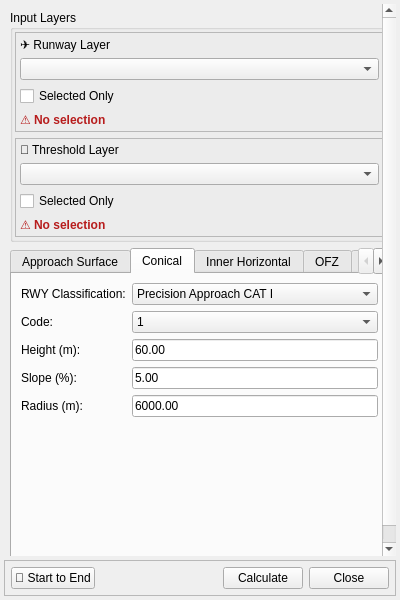
Above: qols/qols_panel_base.ui from FLYGHT7/qOLS before the change. Below: the same form after it.
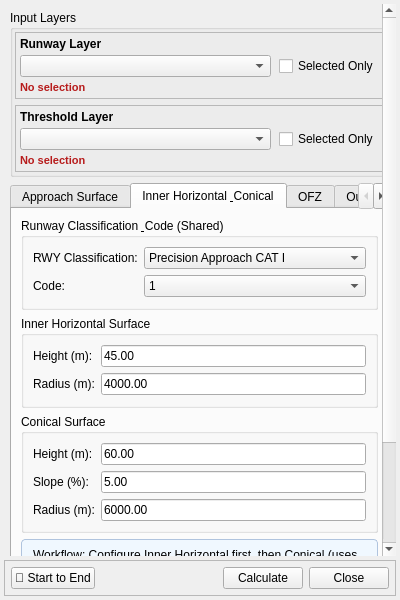
That is the form after the change. The open tabs and pages were chosen to show the change. Custom widgets are drawn as their Qt base class.

Commit message: Remove deprecated scripts related to transitional, approach, conical, inner and outer horizontal surfaces, and take-off climb surface. These scripts have been replaced or are no longer in use, streamlining the codebase and improving maintainability.

What changed in the file:
```diff
--- a/qols/qols_panel_base.ui
+++ b/qols/qols_panel_base.ui
@@ -91,7 +91,7 @@
          
          <layout class="QVBoxLayout" name="runwayCompactLayout">
           <property name="spacing">
-           <number>6</number>
+           <number>4</number>
           </property>
           <property name="margin">
            <number>4</number>
@@ -99,11 +99,20 @@
           <item>
            <widget class="QLabel" name="runwayTitleLabel">
             <property name="text">
-             <string>✈️ Runway Layer</string>
+             <string>Runway Layer</string>
             </property>
-            
+            <property name="styleSheet">
+             <string>QLabel { font-weight: bold; }</string>
+            </property>
            </widget>
           </item>
+          
+          <!-- Horizontal Control Row -->
+          <item>
+           <layout class="QHBoxLayout" name="runwayControlLayout">
+            <property name="spacing">
+             <number>8</number>
+            </property>
           <item>
            <widget class="QgsMapLayerComboBox" name="runwayLayerCombo">
             <property name="minimumHeight">
@@ -113,7 +122,13 @@
              <number>28</number>
             </property>
             <property name="toolTip">
-             <string>🛩️ Select the runway layer from your project. This layer should contain line features representing runway centerlines.</string>
+               <string>Select the runway layer from your project. This layer should contain line features representing runway centerlines.</string>
+              </property>
+              <property name="sizePolicy">
+               <sizepolicy hsizetype="Expanding" vsizetype="Fixed">
+                <horstretch>0</horstretch>
+                <verstretch>0</verstretch>
+               </sizepolicy>
             </property>
            </widget>
           </item>
@@ -123,20 +138,30 @@
              <string>Selected Only</string>
             </property>
             <property name="toolTip">
-             <string>✅ Check to use only selected runway features instead of all features in the layer</string>
+               <string>Check to use only selected runway features instead of all features in the layer</string>
+              </property>
+              <property name="sizePolicy">
+               <sizepolicy hsizetype="Fixed" vsizetype="Fixed">
+                <horstretch>0</horstretch>
+                <verstretch>0</verstretch>
+               </sizepolicy>
             </property>
            </widget>
           </item>
-         <!-- Per-layer live status label for Runway (Issue #52) -->
+           </layout>
+          </item>
+          
+          <!-- Status Row -->
          <item>
           <widget class="QLabel" name="runwaySelectionStatusLabel">
            <property name="text">
-            <string>⚠️ No selection</string>
+             <string>No selection</string>
            </property>
            <property name="styleSheet">
-            <string>QLabel { color: #b71c1c; font-weight: bold; }</string>
-           </property>
-           <property name="minimumHeight"><number>18</number></property>
+             <string>QLabel { color: #b71c1c; font-weight: bold; font-size: 11px; }</string>
+            </property>
+            <property name="minimumHeight"><number>16</number></property>
+            <property name="maximumHeight"><number>16</number></property>
           </widget>
          </item>
          </layout>
@@ -152,7 +177,7 @@
          
          <layout class="QVBoxLayout" name="thresholdCompactLayout">
           <property name="spacing">
-           <number>6</number>
+           <number>4</number>
           </property>
           <property name="margin">
            <number>4</number>
@@ -160,11 +185,20 @@
           <item>
            <widget class="QLabel" name="thresholdTitleLabel">
             <property name="text">
-             <string>🚩 Threshold Layer</string>
+             <string>Threshold Layer</string>
             </property>
-            
+            <property name="styleSheet">
+             <string>QLabel { font-weight: bold; }</string>
+            </property>
            </widget>
           </item>
+          
+          <!-- Horizontal Control Row -->
+          <item>
+           <layout class="QHBoxLayout" name="thresholdControlLayout">
+            <property name="spacing">
+             <number>8</number>
+            </property>
           <item>
            <widget class="QgsMapLayerComboBox" name="thresholdLayerCombo">
             <property name="minimumHeight">
@@ -174,7 +208,13 @@
              <number>28</number>
             </property>
             <property name="toolTip">
-             <string>🎯 Select the threshold layer from your project. This layer should contain point features representing runway thresholds or ARP points.</string>
+               <string>Select the threshold layer from your project. This layer should contain point features representing runway thresholds or ARP points.</string>
+              </property>
+              <property name="sizePolicy">
+               <sizepolicy hsizetype="Expanding" vsizetype="Fixed">
+                <horstretch>0</horstretch>
+                <verstretch>0</verstretch>
+               </sizepolicy>
             </property>
            </widget>
           </item>
@@ -184,20 +224,30 @@
              <string>Selected Only</string>
             </property>
             <property name="toolTip">
-             <string>⚠️ Check to use only selected threshold features instead of all features in the layer</string>
+               <string>Check to use only selected threshold features instead of all features in the layer</string>
+              </property>
+              <property name="sizePolicy">
+               <sizepolicy hsizetype="Fixed" vsizetype="Fixed">
+                <horstretch>0</horstretch>
+                <verstretch>0</verstretch>
+               </sizepolicy>
             </property>
            </widget>
           </item>
-         <!-- Per-layer live status label for Threshold (Issue #52) -->
+           </layout>
+          </item>
+          
+          <!-- Status Row -->
          <item>
           <widget class="QLabel" name="thresholdSelectionStatusLabel">
            <property name="text">
-            <string>⚠️ No selection</string>
+             <string>No selection</string>
            </property>
            <property name="styleSheet">
-            <string>QLabel { color: #b71c1c; font-weight: bold; }</string>
-           </property>
-           <property name="minimumHeight"><number>18</number></property>
+             <string>QLabel { color: #b71c1c; font-weight: bold; font-size: 11px; }</string>
+            </property>
+            <property name="minimumHeight"><number>16</number></property>
+            <property name="maximumHeight"><number>16</number></property>
           </widget>
          </item>
          </layout>
@@ -417,18 +467,26 @@
       <!-- CONICAL TAB -->
             <widget class="QWidget" name="tab_conical">
        <attribute name="title">
-        <string>Conical</string>
+        <string>Inner Horizontal &amp; Conical</string>
        </attribute>
-       <layout class="QFormLayout" name="formLayout_conical">
+       <layout class="QVBoxLayout" name="verticalLayout_inner_conical">
+        
+        <!-- SHARED RWY CLASSIFICATION & CODE SECTION -->
+        <item>
+         <widget class="QGroupBox" name="groupBox_shared_classification">
+          <property name="title">
+           <string>Runway Classification &amp; Code (Shared)</string>
+          </property>
+          <layout class="QFormLayout" name="formLayout_shared_classification">
                 <item row="0" column="0">
-                 <widget class="QLabel" name="label_rwyClassification_conical">
+            <widget class="QLabel" name="label_rwyClassification_inner_conical">
                     <property name="text">
                      <string>RWY Classification:</string>
                     </property>
                  </widget>
                 </item>
                 <item row="0" column="1">
-                 <widget class="QComboBox" name="combo_rwyClassification_conical">
+            <widget class="QComboBox" name="combo_rwyClassification_inner_conical">
                     <property name="currentIndex">
                      <number>2</number>
                     </property>
@@ -455,14 +513,14 @@
                  </widget>
                 </item>
                 <item row="1" column="0">
-                 <widget class="QLabel" name="label_code_conical">
+            <widget class="QLabel" name="label_code_inner_conical">
                     <property name="text">
                      <string>Code:</string>
                     </property>
                  </widget>
                 </item>
                 <item row="1" column="1">
-                 <widget class="QComboBox" name="spin_code_conical">
+            <widget class="QComboBox" name="spin_code_inner_conical">
                     <item>
                      <property name="text">
                         <string>1</string>
@@ -485,14 +543,67 @@
                     </item>
                  </widget>
                 </item>
-        <item row="2" column="0">
+          </layout>
+         </widget>
+        </item>
+        
+        <!-- INNER HORIZONTAL SECTION -->
+        <item>
+         <widget class="QGroupBox" name="groupBox_inner_horizontal">
+          <property name="title">
+           <string>Inner Horizontal Surface</string>
+          </property>
+          <layout class="QFormLayout" name="formLayout_inner_horizontal_section">
+           <item row="0" column="0">
+            <widget class="QLabel" name="label_height_inner">
+             <property name="text">
+              <string>Height (m):</string>
+             </property>
+            </widget>
+           </item>
+           <item row="0" column="1">
+            <widget class="QLineEdit" name="spin_height_inner">
+             <property name="text">
+              <string>45.00</string>
+             </property>
+             <property name="toolTip">
+              <string>Height for 3D polygon surface (PolygonZ)</string>
+             </property>
+            </widget>
+           </item>
+           <item row="1" column="0">
+            <widget class="QLabel" name="label_L_inner">
+             <property name="text">
+              <string>Radius (m):</string>
+             </property>
+            </widget>
+           </item>
+           <item row="1" column="1">
+            <widget class="QLineEdit" name="spin_L_inner">
+             <property name="text">
+              <string>4000.00</string>
+             </property>
+            </widget>
+           </item>
+          </layout>
+         </widget>
+        </item>
+        
+        <!-- CONICAL SECTION -->
+        <item>
+         <widget class="QGroupBox" name="groupBox_conical">
+          <property name="title">
+           <string>Conical Surface</string>
+          </property>
+          <layout class="QFormLayout" name="formLayout_conical_section">
+           <item row="0" column="0">
      <widget class="QLabel" name="label_height_conical">
       <property name="text">
        <string>Height (m):</string>
       </property>
      </widget>
     </item>
-        <item row="2" column="1">
+           <item row="0" column="1">
      <widget class="QLineEdit" name="spin_height_conical">
       <property name="text">
        <string>60.00</string>
@@ -502,14 +613,14 @@
       </property>
      </widget>
     </item>
-        <item row="3" column="0">
+           <item row="1" column="0">
      <widget class="QLabel" name="label_conical_slope">
       <property name="text">
        <string>Slope (%):</string>
       </property>
      </widget>
     </item>
-        <item row="3" column="1">
+           <item row="1" column="1">
      <widget class="QLineEdit" name="spin_conical_slope">
       <property name="text">
        <string>5.00</string>
@@ -519,14 +630,14 @@
       </property>
      </widget>
     </item>
-        <item row="4" column="0">
+           <item row="2" column="0">
      <widget class="QLabel" name="label_L_conical">
       <property name="text">
        <string>Radius (m):</string>
       </property>
      </widget>
     </item>
-        <item row="4" column="1">
+           <item row="2" column="1">
      <widget class="QLineEdit" name="spin_L_conical">
       <property name="text">
        <string>6000.00</string>
@@ -541,121 +652,23 @@
     </item>
        </layout>
       </widget>
-      
-      <!-- INNER HORIZONTAL TAB -->
-            <widget class="QWidget" name="tab_inner_horizontal">
-       <attribute name="title">
-        <string>Inner Horizontal</string>
-       </attribute>
-       <layout class="QFormLayout" name="formLayout_inner_horizontal">
-                <item row="0" column="0">
-                 <widget class="QLabel" name="label_rwyClassification_inner">
-                    <property name="text">
-                     <string>RWY Classification:</string>
-                    </property>
-                 </widget>
-                </item>
-                <item row="0" column="1">
-                 <widget class="QComboBox" name="combo_rwyClassification_inner">
-                    <property name="currentIndex">
-                     <number>2</number>
-                    </property>
+        </item>
+        
+        <!-- COMBINED INFORMATION SECTION -->
                     <item>
+         <widget class="QLabel" name="label_info_inner_conical">
                      <property name="text">
-                        <string>Non-instrument</string>
-                     </property>
-                    </item>
-                    <item>
-                     <property name="text">
-                        <string>Non-precision approach</string>
-                     </property>
-                    </item>
-                    <item>
-                     <property name="text">
-                        <string>Precision Approach CAT I</string>
-                     </property>
-                    </item>
-                    <item>
-                     <property name="text">
-                        <string>Precision Approach CAT II or III</string>
-                     </property>
-                    </item>
-                 </widget>
-                </item>
-                <item row="1" column="0">
-                 <widget class="QLabel" name="label_code_inner">
-                    <property name="text">
-                     <string>Code:</string>
-                    </property>
-                 </widget>
-                </item>
-                <item row="1" column="1">
-                 <widget class="QComboBox" name="spin_code_inner">
-                    <item>
-                     <property name="text">
-                        <string>1</string>
-                     </property>
-                    </item>
-                    <item>
-                     <property name="text">
-                        <string>2</string>
-                     </property>
-                    </item>
-                    <item>
-                     <property name="text">
-                        <string>3</string>
-                     </property>
-                    </item>
-                    <item>
-                     <property name="text">
-                        <string>4</string>
-                     </property>
-                    </item>
-                 </widget>
-                </item>
-      <item row="2" column="0">
-    <widget class="QLabel" name="label_height_inner">
-     <property name="text">
-      <string>Height (m):</string>
-     </property>
-    </widget>
-   </item>
-      <item row="2" column="1">
-    <widget class="QLineEdit" name="spin_height_inner">
-     <property name="text">
-      <string>45.00</string>
-     </property>
-     <property name="toolTip">
-      <string>Height for 3D polygon surface (PolygonZ)</string>
-     </property>
-    </widget>
-   </item>
-      <item row="3" column="0">
-    <widget class="QLabel" name="label_L_inner">
-     <property name="text">
-      <string>Radius (m):</string>
-     </property>
-    </widget>
-   </item>
-      <item row="3" column="1">
-    <widget class="QLineEdit" name="spin_L_inner">
-     <property name="text">
-      <string>4000.00</string>
-     </property>
-    </widget>
-   </item>
-      <item row="4" column="0" colspan="2">
-         <widget class="QLabel" name="label_info_inner">
-          <property name="text">
-           <string>📍 Inner Horizontal Surface: Racetrack-shaped 3D polygon
-• Distance L: Perpendicular distance from runway centerline
-• Height: Elevation for 3D polygon surface (PolygonZ)
-• Output: Unified 3D polygon instead of separate lines</string>
-          </property>
-          
+           <string>Workflow: Configure Inner Horizontal first, then Conical (uses Inner Horizontal radius for calculation)
+- Inner Horizontal: Racetrack-shaped 3D polygon at specified height and radius
+- Conical: 3D cone surface, radius auto-calculated from Height / Slope + Inner Horizontal Radius
+- Both surfaces use shared RWY Classification and Code for ICAO defaults</string>
+          </property>
           <property name="wordWrap">
            <bool>true</bool>
           </property>
+          <property name="styleSheet">
+           <string>QLabel { background: #f0f8ff; padding: 8px; border: 1px solid #b0c4de; border-radius: 4px; }</string>
+          </property>
          </widget>
         </item>
        </layout>
```
Left out of the diff: 17 changed lines with no effect on the pictures. Lines whose indentation alone changed are shown as unchanged. The commit also changes 10 other files.
